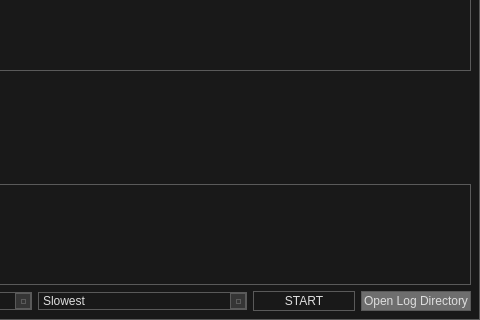
This is GUI/ui_trigger.ui in JoshBradshaw/Arterial-BP-MRI-Triggering-Unit as Qt 5 draws it before an edit; both pictures show x 196 to 676 and y 147 to 467 of the 676 by 467 pixel window. The edited form follows.
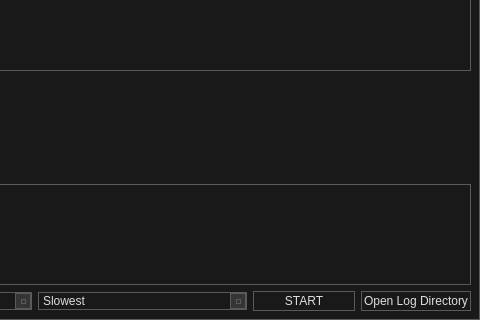
This is the edited form. Custom widgets are drawn as their Qt base class.

```diff
--- a/GUI/ui_trigger.ui
+++ b/GUI/ui_trigger.ui
@@ -344,10 +344,10 @@
        <string>Open Log Directory</string>
       </property>
       <property name="checkable">
-       <bool>true</bool>
+       <bool>false</bool>
       </property>
       <property name="checked">
-       <bool>true</bool>
+       <bool>false</bool>
       </property>
      </widget>
     </item>
```
